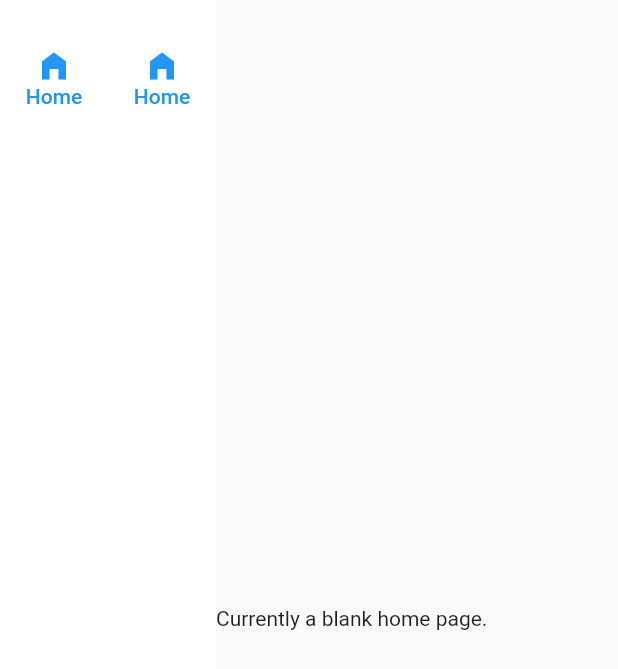
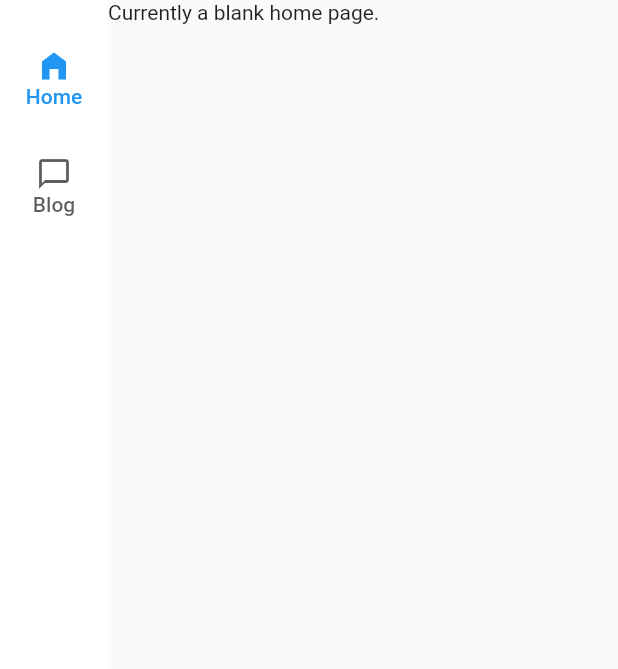
Before and after one commit to UndeadLemon/portfolio, a Flutter app: the screen it shows after launch, after a tap on "Home", on a phone screen of 412 x 824 dp. Shown: the top 669 px of the screen. Run offline on Flutter 3.47's test engine with Material 2 defaults, Android fonts, the phone set to English and light mode, and no system bars; our stand-ins replace firebase_core, go_router; accounts and stored records are empty; statements that could not run were skipped.

Commit message:
Implemented Nav rail, go router

```diff
--- a/lib/src/view/home_page.dart
+++ b/lib/src/view/home_page.dart
@@ -6,11 +6,8 @@ class HomePage extends StatelessWidget {
 
   @override
   Widget build(BuildContext context) {
-    return const Scaffold(
-      body: Row(children: <Widget>[
-        AppNavigationRail(),
-        Text('Currently a blank home page.')
-      ]),
+    return Scaffold(
+      body: Row(children: <Widget>[Text('Currently a blank home page.')]),
     );
   }
 }
--- a/lib/src/view/widgets/nav_rail.dart
+++ b/lib/src/view/widgets/nav_rail.dart
@@ -1,4 +1,5 @@
 import 'package:flutter/material.dart';
+import 'package:go_router/go_router.dart';
 
 class AppNavigationRail extends StatefulWidget {
   const AppNavigationRail({super.key});
@@ -22,6 +23,17 @@ class _AppNavigationRailState extends State<AppNavigationRail> {
       onDestinationSelected: (int index) {
         setState(() {
           _selectedIndex = index;
+          switch (_selectedIndex) {
+            case 0:
+              {
+                context.go("/");
+              }
+              break;
+            case 1:
+              {
+                context.go("/blog");
+              }
+          }
         });
       },
       labelType: labelType,
@@ -46,6 +58,11 @@ class _AppNavigationRailState extends State<AppNavigationRail> {
           icon: Icon(Icons.home),
           selectedIcon: Icon(Icons.home_filled),
           label: Text('Home'),
+        ),
+        NavigationRailDestination(
+          icon: Icon(Icons.chat_bubble_outline),
+          label: Text('Blog'),
+          selectedIcon: Icon(Icons.chat_bubble),
         )
       ],
     );
```
Also changed, not shown: 3 other files.
